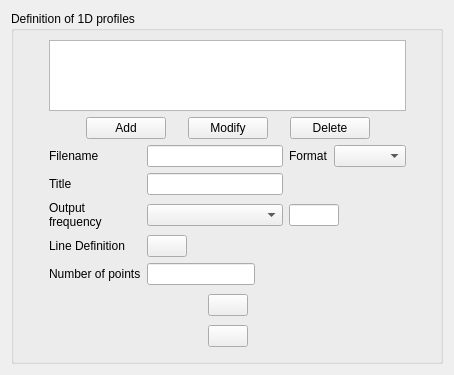
First picture: the form in gui/Pages/ProfilesForm.ui, repository code-saturne/code_saturne, before the edit.
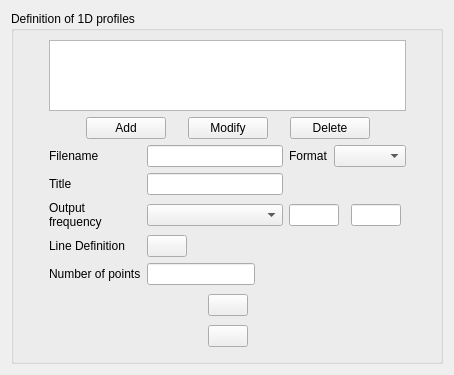
Second picture: the form after the edit. Icons and pictures are not drawn.

Commit message: add control by time for output profiles

Diff of the .ui file:
```diff
--- a/gui/Pages/ProfilesForm.ui
+++ b/gui/Pages/ProfilesForm.ui
@@ -13,13 +13,13 @@
   <property name="windowTitle">
    <string>Form</string>
   </property>
-  <layout class="QGridLayout" name="gridLayout_4">
+  <layout class="QGridLayout" name="gridLayout_5">
    <item row="0" column="0">
     <widget class="QGroupBox" name="groupBox">
      <property name="title">
       <string>Definition of 1D profiles</string>
      </property>
-     <layout class="QGridLayout" name="gridLayout_3">
+     <layout class="QGridLayout" name="gridLayout_4">
       <item row="0" column="1">
        <widget class="QTreeView" name="treeViewProfile">
         <property name="indentation">
@@ -136,8 +136,8 @@
         </property>
        </spacer>
       </item>
-      <item row="2" column="1">
-       <layout class="QGridLayout" name="gridLayout_2">
+      <item row="2" column="1" rowspan="2">
+       <layout class="QGridLayout" name="gridLayout_3">
         <item row="0" column="0" colspan="3">
          <layout class="QGridLayout" name="gridLayout">
           <item row="0" column="0">
@@ -150,7 +150,7 @@
           <item row="0" column="1">
            <widget class="QLineEdit" name="lineEditBaseName"/>
           </item>
-          <item row="0" column="2">
+          <item row="0" column="2" colspan="2">
            <layout class="QHBoxLayout" name="horizontalLayoutFormat">
             <item>
              <widget class="QLabel" name="labelFormat">
@@ -195,6 +195,16 @@
             </property>
            </widget>
           </item>
+          <item row="2" column="3">
+           <widget class="QLineEdit" name="lineEditFreqTime">
+            <property name="maximumSize">
+             <size>
+              <width>50</width>
+              <height>16777215</height>
+             </size>
+            </property>
+           </widget>
+          </item>
           <item row="3" column="0">
            <widget class="QLabel" name="label_3">
             <property name="text">
@@ -236,7 +246,7 @@
             </item>
            </layout>
           </item>
-          <item row="3" column="2">
+          <item row="3" column="2" colspan="2">
            <spacer name="spacer">
             <property name="orientation">
              <enum>Qt::Horizontal</enum>
@@ -276,7 +286,7 @@
             </item>
            </layout>
           </item>
-          <item row="4" column="2">
+          <item row="4" column="2" colspan="2">
            <spacer name="spacer_2">
             <property name="orientation">
              <enum>Qt::Horizontal</enum>
@@ -394,7 +404,7 @@
         </item>
        </layout>
       </item>
-      <item row="2" column="2">
+      <item row="3" column="2">
        <spacer>
         <property name="orientation">
          <enum>Qt::Horizontal</enum>
```
The commit also changes 6 other files.
